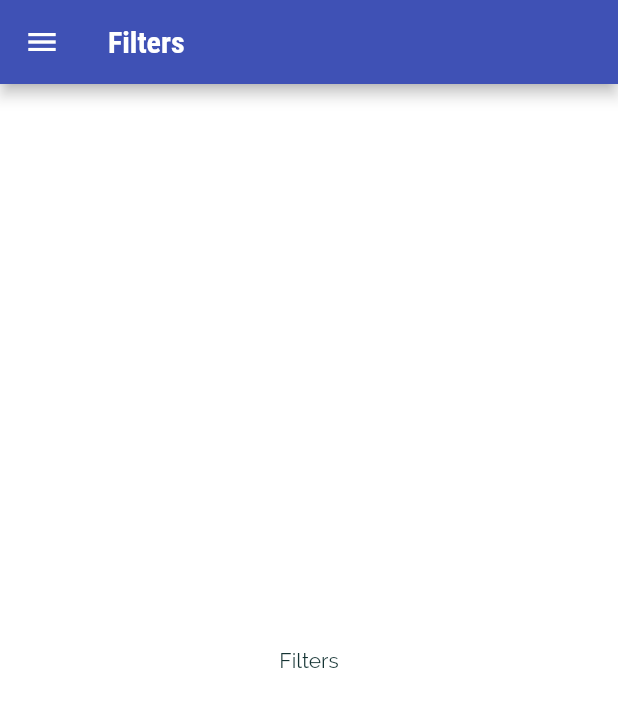
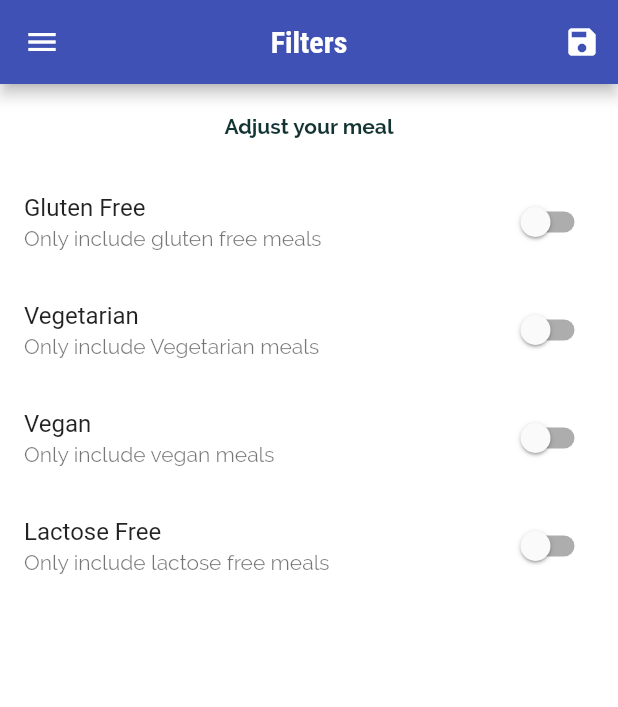
Before and after one commit to aad17/Meals, a Flutter app: the screen it shows after launch, in the side drawer, after a tap on "Filters", on a phone screen of 412 x 824 dp. Shown: the top 707 px of the screen. Run offline on Flutter 3.47's test engine with Material 2 defaults, Android fonts, the phone set to English and light mode, and no system bars.

Commit message:
Full Application

```diff
--- a/lib/main.dart
+++ b/lib/main.dart
@@ -1,13 +1,72 @@
 import 'package:flutter/material.dart';
+import './dummy_data.dart';
 import './screens/filters_screen.dart';
 import './screens/tabs_screen.dart';
+import './models/meal.dart';
 import 'screens/meal_detail_screen.dart';
 import './screens/category_meals_screen.dart';
 import './screens/categories_screen.dart';
 
 void main() => runApp(MyApp());
 
-class MyApp extends StatelessWidget {
+class MyApp extends StatefulWidget {
+  @override
+  State<MyApp> createState() => _MyAppState();
+}
+
+class _MyAppState extends State<MyApp> {
+  Map<String, bool> _filters = {
+    'gluten': false,
+    'lactose': false,
+    'vegan': false,
+    'vegetarian': false,
+  };
+
+  List<Meal> _availableMeals = DUMMY_MEALS;
+  List<Meal> _favoriteMeals = [];
+
+  void _setFilters(Map<String, bool> filterData) {
+    setState(() {
+      _filters = filterData;
+
+      _availableMeals = DUMMY_MEALS.where((meal) {
+        if (_filters['gluten'] && !meal.isGlutenFree) {
+          return false;
+        }
+        if (_filters['lactose'] && !meal.isLactoseFree) {
+          return false;
+        }
+        if (_filters['vegan'] && !meal.isVegan) {
+          return false;
+        }
+        if (_filters['vegetarian'] && !meal.isVegetarian) {
+          return false;
+        }
+        return true;
+      }).toList();
+    });
+  }
+
+  void _toggleFavorite(String mealId) {
+    final existingIndex =
+        _favoriteMeals.indexWhere((meal) => meal.id == mealId);
+    if (existingIndex >= 0) {
+      setState(() {
+        _favoriteMeals.removeAt(existingIndex);
+      });
+    } else {
+      setState(() {
+        _favoriteMeals.add(
+          DUMMY_MEALS.firstWhere((meal) => meal.id == mealId),
+        );
+      });
+    }
+  }
+
+  bool _isMealFavorite(String id) {
+    return _favoriteMeals.any((meal) => meal.id == id);
+  }
+
   @override
   Widget build(BuildContext context) {
     return MaterialApp(
@@ -38,10 +97,13 @@ class MyApp extends StatelessWidget {
       // home: CategoriesScreen(),
       initialRoute: '/',
       routes: {
-        '/': (ctx) => TabsScreen(),
-        CategoryMealsScreen.routeName: (ctx) => CategoryMealsScreen(),
-        MealDetailScreen.routeName: (ctx) => MealDetailScreen(),
-        FilterScreen.routeName: (ctx) => FilterScreen(),
+        '/': (ctx) => TabsScreen(_favoriteMeals),
+        CategoryMealsScreen.routeName: (ctx) =>
+            CategoryMealsScreen(_availableMeals),
+        MealDetailScreen.routeName: (ctx) =>
+            MealDetailScreen(_toggleFavorite, _isMealFavorite),
+        FilterScreen.routeName: (ctx) =>
+            FilterScreen(currentFilters: _filters, saveFilters: _setFilters),
       },
       // onGenerateRoute: (settings) {
       //   print(settings.arguments);
--- a/lib/screens/filters_screen.dart
+++ b/lib/screens/filters_screen.dart
@@ -1,18 +1,113 @@
 import 'package:flutter/material.dart';
 import '../widgets/main_drawer.dart';
 
-class FilterScreen extends StatelessWidget {
+class FilterScreen extends StatefulWidget {
   static const routeName = '/filters';
+
+  final Function saveFilters;
+  final Map<String, bool> currentFilters;
+
+  FilterScreen({
+    this.saveFilters,
+    this.currentFilters,
+  });
+
+  @override
+  State<FilterScreen> createState() => _FilterScreenState();
+}
+
+class _FilterScreenState extends State<FilterScreen> {
+  bool _glutenFree = false;
+  bool _vegetarian = false;
+  bool _vegan = false;
+  bool _lactoseFree = false;
+
+  @override
+  void initState() {
+    _glutenFree = widget.currentFilters['gluten'];
+    _lactoseFree = widget.currentFilters['lactose'];
+    _vegan = widget.currentFilters['vegan'];
+    _vegetarian = widget.currentFilters['vegetarian'];
+    super.initState();
+  }
 
   @override
   Widget build(BuildContext context) {
     return Scaffold(
       appBar: AppBar(
+        centerTitle: true,
         title: Text('Filters'),
+        actions: [
+          IconButton(
+              onPressed: () {
+                final selectedFilters = {
+                  'gluten': _glutenFree,
+                  'lactose': _lactoseFree,
+                  'vegan': _vegan,
+                  'vegetarian': _vegetarian,
+                };
+                widget.saveFilters(selectedFilters);
+              },
+              icon: Icon(Icons.save))
+        ],
       ),
       drawer: MainDrawer(),
-      body: Center(
-        child: Text('Filters'),
+      body: Column(
+        children: [
+          Container(
+            padding: EdgeInsets.all(20),
+            child: Text(
+              'Adjust your meal',
+              style: Theme.of(context).textTheme.bodyText1,
+            ),
+          ),
+          Expanded(
+            child: ListView(
+              children: [
+                SwitchListTile(
+                  value: _glutenFree,
+                  onChanged: (newValue) {
+                    setState(() {
+                      _glutenFree = newValue;
+                    });
+                  },
+                  title: Text('Gluten Free'),
+                  subtitle: Text('Only include gluten free meals'),
+                ),
+                SwitchListTile(
+                  value: _vegetarian,
+                  onChanged: (newValue) {
+                    setState(() {
+                      _vegetarian = newValue;
+                    });
+                  },
+                  title: Text('Vegetarian'),
+                  subtitle: Text('Only include Vegetarian meals'),
+                ),
+                SwitchListTile(
+                  value: _vegan,
+                  onChanged: (newValue) {
+                    setState(() {
+                      _vegan = newValue;
+                    });
+                  },
+                  title: Text('Vegan'),
+                  subtitle: Text('Only include vegan meals'),
+                ),
+                SwitchListTile(
+                  value: _lactoseFree,
+                  onChanged: (newValue) {
+                    setState(() {
+                      _lactoseFree = newValue;
+                    });
+                  },
+                  title: Text('Lactose Free'),
+                  subtitle: Text('Only include lactose free meals'),
+                ),
+              ],
+            ),
+          )
+        ],
       ),
     );
   }
--- a/lib/screens/tabs_screen.dart
+++ b/lib/screens/tabs_screen.dart
@@ -2,25 +2,34 @@ import 'package:flutter/material.dart';
 import '../widgets/main_drawer.dart';
 import './favorites_screen.dart';
 import './categories_screen.dart';
+import '../models/meal.dart';
 
 class TabsScreen extends StatefulWidget {
+  final List<Meal> favoriteMeals;
+  TabsScreen(this.favoriteMeals);
   @override
   _TabsScreenState createState() => _TabsScreenState();
 }
 
 class _TabsScreenState extends State<TabsScreen> {
-  final List<Map<String, Object>> _pages = [
+  List<Map<String, Object>> _pages;
+
+  int _selectedPageIndex = 0;
+
+  @override
+  void initState() {
+    super.initState();
+    _pages = [
       {
         'page': CategoriesScreen(),
         'title': 'Categories',
       },
       {
-      'page': FavoritesScreen(),
+        'page': FavoritesScreen(widget.favoriteMeals),
         'title': 'Favorites',
       },
     ];
-
-  int _selectedPageIndex = 0;
+  }
 
   void _selectPage(int index) {
     setState(() {
```
Also changed, not shown: lib/screens/category_meals_screen.dart (+38 -16 lines), lib/screens/favorites_screen.dart (+24 -3 lines), lib/screens/meal_detail_screen.dart (+6 -4 lines). Lines whose indentation alone changed are shown as unchanged.
